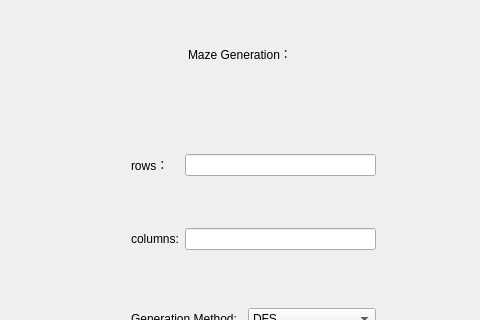
First picture: the form in mainwindow/Second.ui, repository jo-xin/MazeVisual, before the edit; both pictures show x 119 to 599 and y 0 to 320 of the 745 by 474 pixel window.
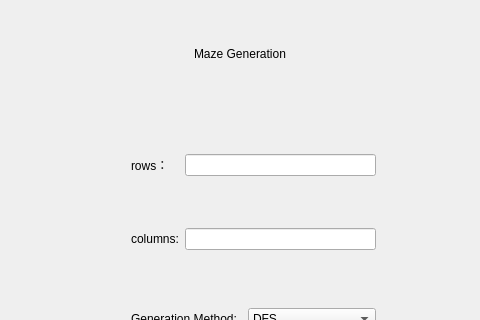
Second picture: the form after the edit.

Diff of the .ui file:
```diff
--- a/mainwindow/Second.ui
+++ b/mainwindow/Second.ui
@@ -46,7 +46,7 @@
         </size>
        </property>
        <property name="text">
-        <string>Maze Generation：</string>
+        <string>Maze Generation</string>
        </property>
        <property name="scaledContents">
         <bool>false</bool>
```
Left out of the diff: 2 changed lines with no effect on the pictures.
